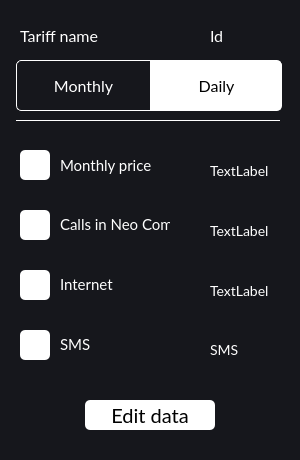
The window that PhoneManagerGUI/ui/tariffcard.ui (tarashunchak/PhoneCompanyManager) describes before a commit, drawn with Qt 5.
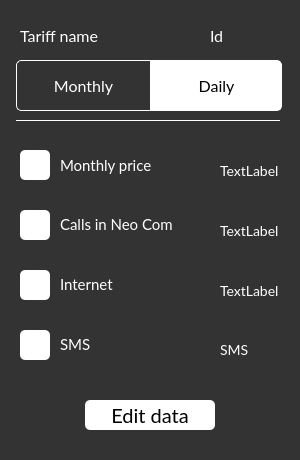
The same window after the commit.

The edit to the form file:
```diff
--- a/PhoneManagerGUI/ui/tariffcard.ui
+++ b/PhoneManagerGUI/ui/tariffcard.ui
@@ -21,8 +21,8 @@
   </property>
   <property name="styleSheet">
    <string notr="true">border-radius:5px;
-font-family:Lato;
-background-color:#16171C;</string>
+font-family:Lato, Consolas;
+background-color:rgb(51, 51, 51);</string>
   </property>
   <widget class="QPushButton" name="monthly_btn">
    <property name="geometry">
@@ -321,15 +321,16 @@
   <widget class="QWidget" name="widget" native="true">
    <property name="geometry">
     <rect>
-     <x>170</x>
+     <x>180</x>
      <y>160</y>
-     <width>121</width>
+     <width>111</width>
      <height>211</height>
     </rect>
    </property>
    <property name="styleSheet">
     <string notr="true">font-size:14px;
-font-family:Lato, Consolas;</string>
+font-family:Lato, Consolas;
+background-color:transparent;</string>
    </property>
    <widget class="QLabel" name="SMS_label">
     <property name="geometry">
```
